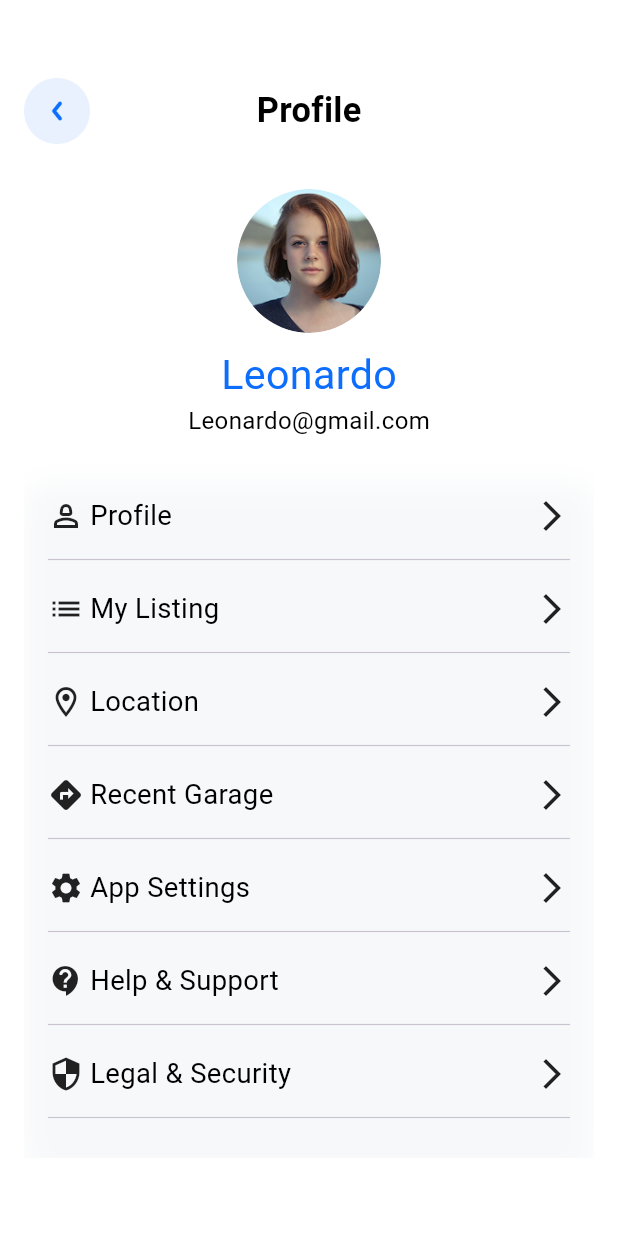
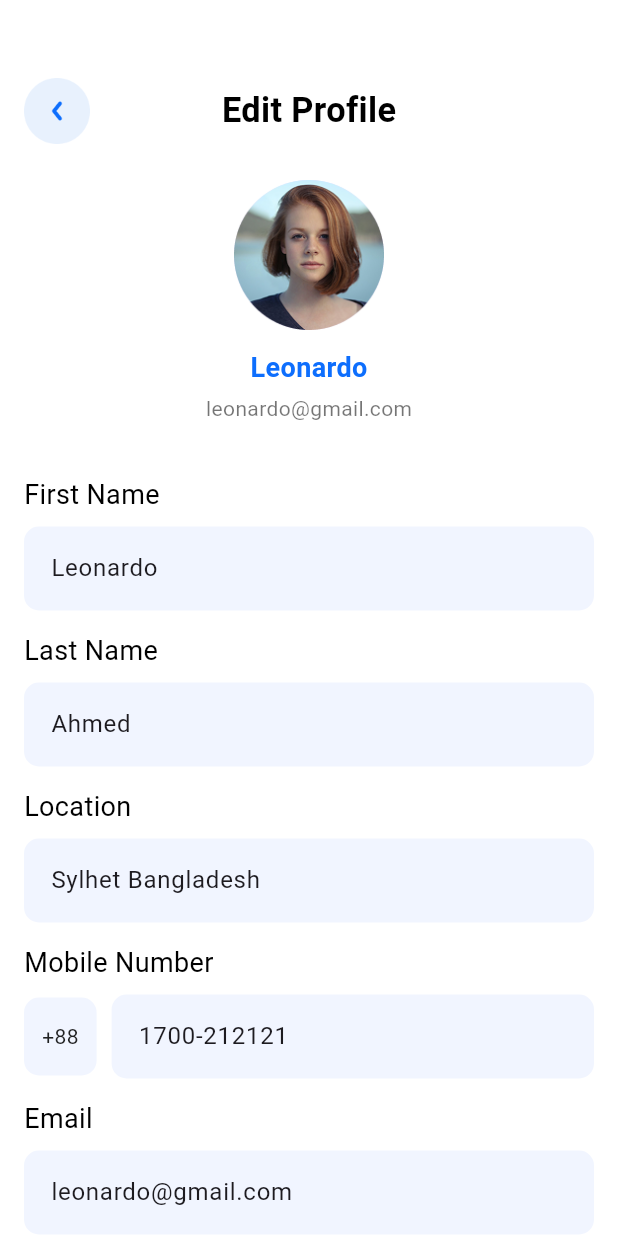
Before and after one commit to Dev-Ninjas-Backup/yousef1234321, a Flutter app: the ProfilePage screen opened directly, after a tap on the "arrow forward ios" icon, on a phone screen of 412 x 824 dp. Run offline on Flutter 3.47's test engine with Material 3 defaults, Android fonts, the phone set to English and light mode, and no system bars; our stand-ins replace flutter_easyloading, flutter_screenutil, get, google_fonts, image_picker; network calls fail.

Commit message:
edit profile

```diff
--- a/lib/features/help_support/screen/help_support_screen.dart
+++ b/lib/features/help_support/screen/help_support_screen.dart
@@ -51,8 +51,6 @@ class HelpSupportScreen extends StatelessWidget {
                 ),
               ),
               const SizedBox(height: 32),
-
-              // 🔵 Button
               SizedBox(
                 width: 200,
                 child: ElevatedButton.icon(
--- /dev/null
+++ b/lib/features/profile/edit_profile/controller/edit_profile_controller.dart
@@ -0,0 +1,37 @@
+import 'package:get/get.dart';
+import 'package:flutter/material.dart';
+import 'package:flutter_easyloading/flutter_easyloading.dart';
+
+class EditProfileController extends GetxController {
+  final TextEditingController firstNameController = TextEditingController(
+    text: "Leonardo",
+  );
+  final TextEditingController lastNameController = TextEditingController(
+    text: "Ahmed",
+  );
+  final TextEditingController locationController = TextEditingController(
+    text: "Sylhet Bangladesh",
+  );
+  final TextEditingController phoneController = TextEditingController(
+    text: "1700-212121",
+  );
+  final TextEditingController emailController = TextEditingController(
+    text: "leonardo@gmail.com",
+  );
+
+  void saveProfile() async {
+    EasyLoading.show(status: "Saving profile...");
+    await Future.delayed(const Duration(seconds: 1));
+    EasyLoading.showSuccess("Profile updated successfully!");
+  }
+
+  @override
+  void onClose() {
+    firstNameController.dispose();
+    lastNameController.dispose();
+    locationController.dispose();
+    phoneController.dispose();
+    emailController.dispose();
+    super.onClose();
+  }
+}
--- /dev/null
+++ b/lib/features/profile/edit_profile/screen/edit_profile_screen.dart
@@ -0,0 +1,170 @@
+import 'package:flutter/material.dart';
+import 'package:get/get.dart';
+import 'package:yousef1234321/core/common/constants/app_colors.dart';
+import 'package:yousef1234321/core/common/constants/imagepath.dart';
+import 'package:yousef1234321/core/common/widgets/custom_appbar.dart';
+import 'package:yousef1234321/features/profile/edit_profile/controller/edit_profile_controller.dart';
+
+class EditProfileScreen extends StatelessWidget {
+  const EditProfileScreen({super.key});
+
+  @override
+  Widget build(BuildContext context) {
+    final controller = Get.put(EditProfileController());
+
+    return Scaffold(
+      backgroundColor: Colors.white,
+      body: SingleChildScrollView(
+        padding: const EdgeInsets.symmetric(horizontal: 16, vertical: 52),
+        child: Column(
+          crossAxisAlignment: CrossAxisAlignment.center,
+          children: [
+            CustomAppBar(title: "Edit Profile"),
+            SizedBox(height: 24),
+
+            // Profile Avatar
+            CircleAvatar(radius: 50, child: Image.asset(Imagepath.profile)),
+            const SizedBox(height: 12),
+
+            // Name
+            const Text(
+              "Leonardo",
+              style: TextStyle(
+                fontSize: 18,
+                fontWeight: FontWeight.bold,
+                color: AppColors.primaryColor,
+              ),
+            ),
+            const SizedBox(height: 4),
+            const Text(
+              "leonardo@gmail.com",
+              style: TextStyle(fontSize: 14, color: Colors.black54),
+            ),
+
+            const SizedBox(height: 35),
+
+            _buildField("First Name", controller.firstNameController),
+            _buildField("Last Name", controller.lastNameController),
+            _buildField("Location", controller.locationController),
+            _buildPhoneField(controller),
+            _buildField("Email", controller.emailController),
+
+            const SizedBox(height: 25),
+
+            SizedBox(
+              width: 215,
+              height: 52,
+              child: ElevatedButton(
+                onPressed: controller.saveProfile,
+                style: ElevatedButton.styleFrom(
+                  backgroundColor: AppColors.primaryColor,
+                  shape: RoundedRectangleBorder(
+                    borderRadius: BorderRadius.circular(10),
+                  ),
+                ),
+                child: const Text(
+                  "Save Changes",
+                  style: TextStyle(
+                    fontSize: 16,
+                    fontWeight: FontWeight.w600,
+                    color: Colors.white,
+                  ),
+                ),
+              ),
+            ),
+          ],
+        ),
+      ),
+    );
+  }
+
+  // Common Input Field
+  Widget _buildField(String label, TextEditingController controller) {
+    return Padding(
+      padding: const EdgeInsets.only(bottom: 14),
+      child: Column(
+        crossAxisAlignment: CrossAxisAlignment.start,
+        children: [
+          Text(
+            label,
+            style: const TextStyle(fontSize: 18, color: Colors.black),
+          ),
+          const SizedBox(height: 8),
+          TextField(
+            controller: controller,
+            decoration: InputDecoration(
+              // suffixIcon: const Icon(Icons.check_circle, color: Colors.blue),
+              filled: true,
+              fillColor: const Color(0xFFF1F5FF),
+              border: OutlineInputBorder(
+                borderRadius: BorderRadius.circular(10),
+                borderSide: BorderSide.none,
+              ),
+              contentPadding: const EdgeInsets.symmetric(
+                horizontal: 14,
+                vertical: 16,
+              ),
+            ),
+          ),
+        ],
+      ),
+    );
+  }
+
+  // Phone Field with country code
+  Widget _buildPhoneField(EditProfileController controller) {
+    return Padding(
+      padding: const EdgeInsets.only(bottom: 14),
+      child: Column(
+        crossAxisAlignment: CrossAxisAlignment.start,
+        children: [
+          const Text(
+            "Mobile Number",
+            style: TextStyle(fontSize: 18, color: Colors.black),
+          ),
+          const SizedBox(height: 8),
+          Row(
+            children: [
+              Container(
+                padding: const EdgeInsets.symmetric(
+                  horizontal: 12,
+                  vertical: 16,
+                ),
+                decoration: BoxDecoration(
+                  color: const Color(0xFFF1F5FF),
+                  borderRadius: BorderRadius.circular(10),
+                ),
+                child: const Text(
+                  "+88",
+                  style: TextStyle(fontSize: 14, color: Colors.black87),
+                ),
+              ),
+              const SizedBox(width: 10),
+              Expanded(
+                child: TextField(
+                  controller: controller.phoneController,
+                  decoration: InputDecoration(
+                    // suffixIcon: const Icon(
+                    //   Icons.check_circle,
+                    //   color: Colors.blue,
+                    // ),
+                    filled: true,
+                    fillColor: const Color(0xFFF1F5FF),
+                    border: OutlineInputBorder(
+                      borderRadius: BorderRadius.circular(10),
+                      borderSide: BorderSide.none,
+                    ),
+                    contentPadding: const EdgeInsets.symmetric(
+                      horizontal: 14,
+                      vertical: 16,
+                    ),
+                  ),
+                ),
+              ),
+            ],
+          ),
+        ],
+      ),
+    );
+  }
+}
--- a/lib/features/profile/profile_page/controller/profile_controller.dart
+++ b/lib/features/profile/profile_page/controller/profile_controller.dart
@@ -6,9 +6,21 @@ import 'package:yousef1234321/routes/app_route.dart';
 
 class ProfileController extends GetxController {
   var profileItem = [
-    ProfileModel(icon: Icons.person_2_outlined, title: "Profile", ontap: () {}),
+    ProfileModel(
+      icon: Icons.person_2_outlined,
+      title: "Profile",
+      ontap: () {
+        Get.toNamed(Approute.editProfileScreen);
+      },
+    ),
     ProfileModel(icon: Icons.list, title: "My Listing"),
-    ProfileModel(icon: Icons.location_on_outlined, title: "Location"),
+    ProfileModel(
+      icon: Icons.location_on_outlined,
+      title: "Location",
+      ontap: () {
+        Get.toNamed(Approute.locationPageScreen);
+      },
+    ),
     ProfileModel(
       icon: Icons.directions,
       title: "Recent Garage",
@@ -17,7 +29,13 @@ class ProfileController extends GetxController {
       },
     ),
     ProfileModel(icon: Icons.settings, title: "App Settings"),
-    ProfileModel(icon: Icons.contact_support_rounded, title: "Help & Support"),
+    ProfileModel(
+      icon: Icons.contact_support_rounded,
+      title: "Help & Support",
+      ontap: () {
+        Get.toNamed(Approute.helpSupportScreen);
+      },
+    ),
     ProfileModel(icon: Icons.security, title: "Legal & Security"),
   ];
 }
--- a/lib/routes/app_route.dart
+++ b/lib/routes/app_route.dart
@@ -8,6 +8,8 @@ import 'package:yousef1234321/features/contact_us/screen/contact_us_screen.dart'
 import 'package:yousef1234321/features/help_support/screen/help_support_screen.dart';
 import 'package:yousef1234321/features/onboarding/screen/onboarding_screen.dart';
 import 'package:yousef1234321/features/parts_details/screen/parts_details_screen.dart';
+import 'package:yousef1234321/features/profile/edit_profile/screen/edit_profile_screen.dart';
+import 'package:yousef1234321/features/profile/location/screen/location_page_screen.dart';
 import 'package:yousef1234321/features/profile/recent_gaeage/screen/recent_garage_page.dart';
 import 'package:yousef1234321/features/splash/screen/splash_screen.dart';
 
@@ -38,6 +40,10 @@ class Approute {
   static String contractUsScreen = '/contact_us_screen';
   // profile
   static String recentGaragePage = "/profile/recentGaragePage";
+  //location_page
+  static String locationPageScreen = "/profile/location";
+  //EditProfileScreen
+  static String editProfileScreen = "/profile/editProfileScreen";
 
   static String getSplashScreen() => splashScreen;
   static String getOnboardingScreen() => onboardingScreen;
@@ -60,6 +66,10 @@ class Approute {
 
   //profile
   static String getrecentGaragePage() => recentGaragePage;
+  //location_page
+  static String GetlocationPageScreen() => locationPageScreen;
+  //edit profile
+  static String getEditProfileScreen() => editProfileScreen;
 
   static List<GetPage> routes = [
     GetPage(name: splashScreen, page: () => SplashScreen()),
@@ -78,7 +88,6 @@ class Approute {
     GetPage(name: partsDetailsScreen, page: () => const PartsDetailsScreen()),
     GetPage(name: brakePadsScreen, page: () => BrakePadsScreen()),
 
-
     // help support
     GetPage(name: helpSupportScreen, page: () => const HelpSupportScreen()),
 
@@ -88,5 +97,9 @@ class Approute {
     //profuile
     GetPage(name: recentGaragePage, page: () => RecentGaragePage()),
 
+    // location_page
+    GetPage(name: locationPageScreen, page: () => LocationPageScreen()),
+    //edit profile
+    GetPage(name: editProfileScreen, page: () => const EditProfileScreen()),
   ];
 }
```
Also changed, not shown: lib/features/contact_us/screen/contact_us_screen.dart (+6 -1 lines), lib/features/profile/location/controller/location_page_controller.dart (added, +20 -0 lines), lib/features/profile/location/screen/location_page_screen.dart (added, +127 -0 lines), lib/features/spare_parts/screen/spare_parts_screen.dart (+1 -6 lines), assets/images/map_sample.png (added).
